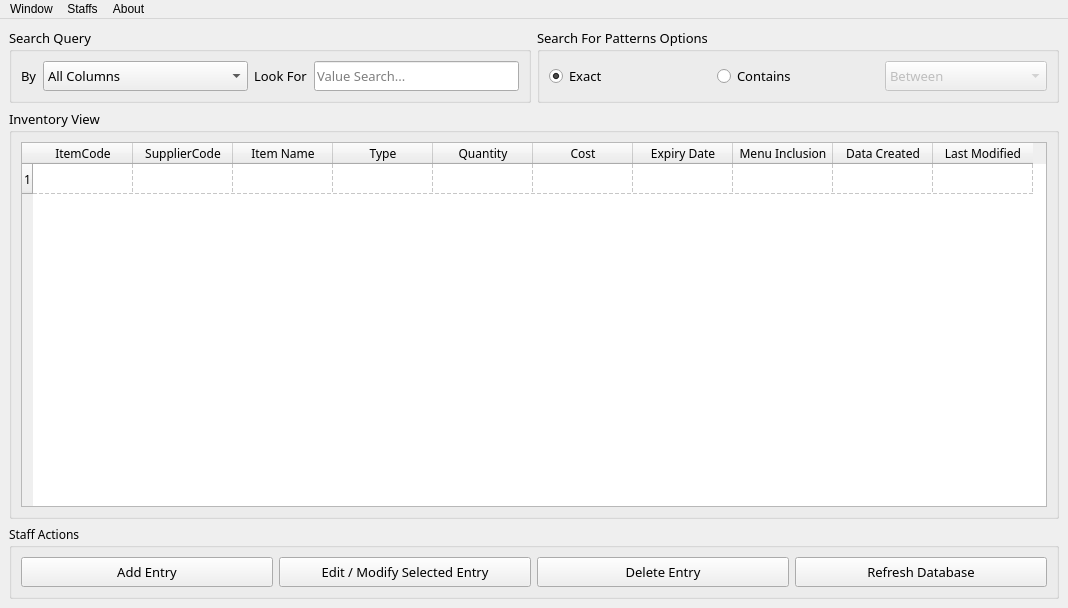
Above: Design Backend and FrontEnd/PyQt5 Prototype/Route88_InventorySystem.ui from CodexLink/Route88_HybridBusinessSystem before the change. Below: the same form after it.
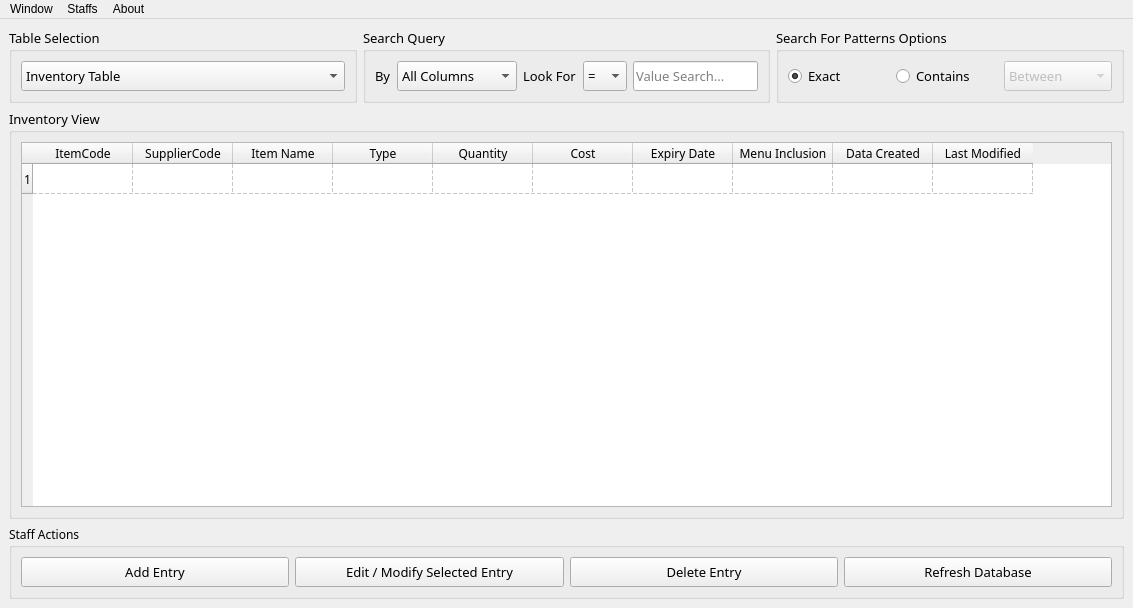
That is the form after the change. Icons and pictures are not drawn.

Commit message: [Inventory Design Progression] 80% Search Query, 0% Modifiers

```diff
--- a/Design Backend and FrontEnd/PyQt5 Prototype/Route88_InventorySystem.ui
+++ b/Design Backend and FrontEnd/PyQt5 Prototype/Route88_InventorySystem.ui
@@ -9,7 +9,7 @@
    <rect>
     <x>0</x>
     <y>0</y>
-    <width>1068</width>
+    <width>1133</width>
     <height>608</height>
    </rect>
   </property>
@@ -36,6 +36,52 @@
       <property name="spacing">
        <number>6</number>
       </property>
+      <item>
+       <widget class="QGroupBox" name="groupBox_5">
+        <property name="sizePolicy">
+         <sizepolicy hsizetype="Preferred" vsizetype="Preferred">
+          <horstretch>0</horstretch>
+          <verstretch>0</verstretch>
+         </sizepolicy>
+        </property>
+        <property name="font">
+         <font>
+          <family>Roboto Mono</family>
+          <pointsize>10</pointsize>
+         </font>
+        </property>
+        <property name="title">
+         <string>Table Selection</string>
+        </property>
+        <layout class="QHBoxLayout" name="horizontalLayout_7">
+         <item>
+          <widget class="QComboBox" name="TableSystem_Selection">
+           <property name="sizePolicy">
+            <sizepolicy hsizetype="Preferred" vsizetype="Ignored">
+             <horstretch>0</horstretch>
+             <verstretch>0</verstretch>
+            </sizepolicy>
+           </property>
+           <item>
+            <property name="text">
+             <string>Inventory Table</string>
+            </property>
+           </item>
+           <item>
+            <property name="text">
+             <string>Supplier Table</string>
+            </property>
+           </item>
+           <item>
+            <property name="text">
+             <string>Transaction Table</string>
+            </property>
+           </item>
+          </widget>
+         </item>
+        </layout>
+       </widget>
+      </item>
       <item>
        <widget class="QGroupBox" name="groupBox_3">
         <property name="font">
@@ -174,6 +220,46 @@
              </property>
             </widget>
            </item>
+           <item>
+            <widget class="QComboBox" name="Query_Operator">
+             <property name="sizePolicy">
+              <sizepolicy hsizetype="Preferred" vsizetype="Ignored">
+               <horstretch>0</horstretch>
+               <verstretch>0</verstretch>
+              </sizepolicy>
+             </property>
+             <item>
+              <property name="text">
+               <string>=</string>
+              </property>
+             </item>
+             <item>
+              <property name="text">
+               <string>&lt;&gt;</string>
+              </property>
+             </item>
+             <item>
+              <property name="text">
+               <string>&gt;</string>
+              </property>
+             </item>
+             <item>
+              <property name="text">
+               <string>&lt;</string>
+              </property>
+             </item>
+             <item>
+              <property name="text">
+               <string>&gt;=</string>
+              </property>
+             </item>
+             <item>
+              <property name="text">
+               <string>&lt;=</string>
+              </property>
+             </item>
+            </widget>
+           </item>
            <item>
             <widget class="QLineEdit" name="Query_ValueToSearch">
              <property name="sizePolicy">
@@ -535,7 +621,7 @@
     <rect>
      <x>0</x>
      <y>0</y>
-     <width>1068</width>
+     <width>1133</width>
      <height>21</height>
     </rect>
    </property>
```
The commit also changes 2 other files.
